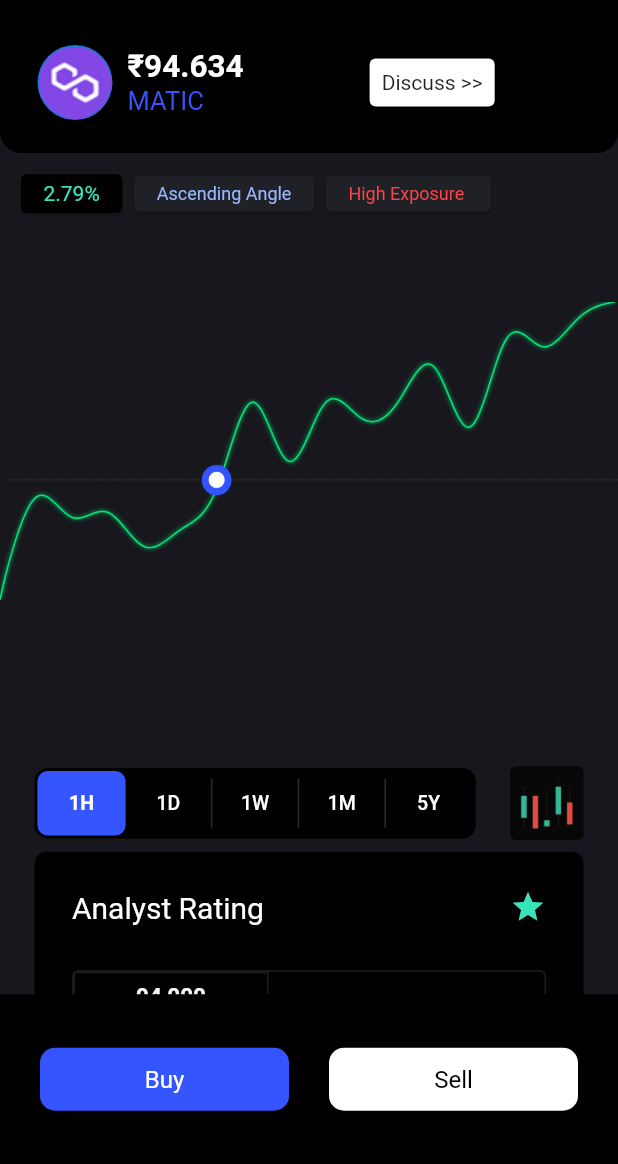
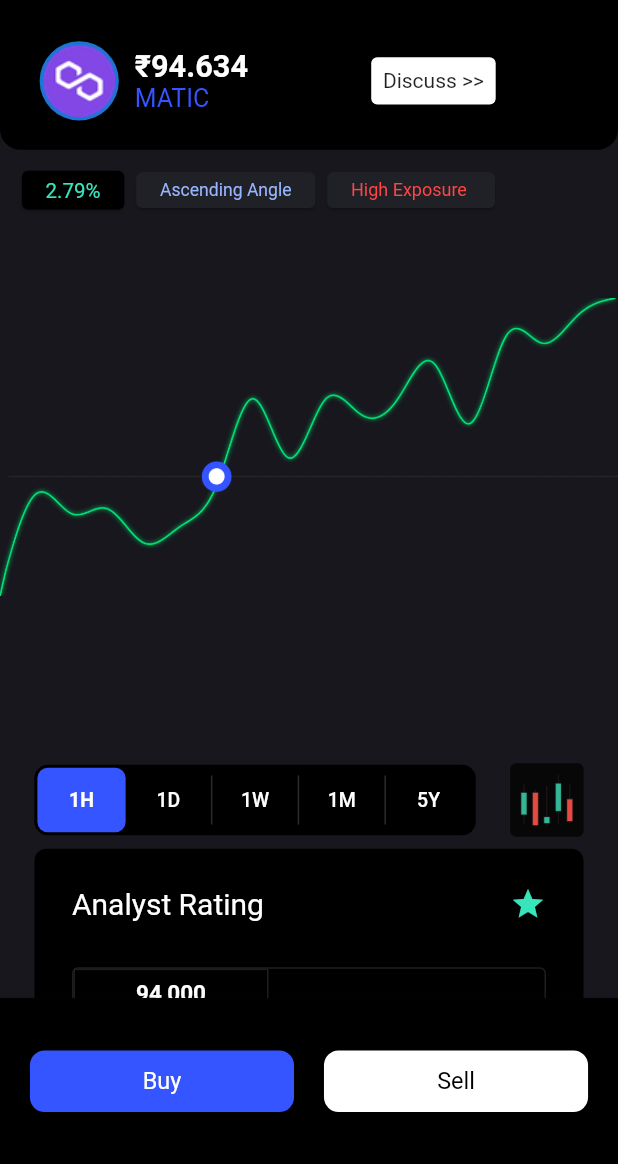
Before and after one commit to Resolute07/Assignment_onFinanace, a Flutter app: the screen it shows after launch, on a phone screen of 412 x 824 dp, the part 72-1236 px from its top. Run offline on Flutter 3.47's test engine with Material 2 defaults, Android fonts, the phone set to English and light mode, and no system bars.

Commit message:
Made UI resposive

```diff
--- a/lib/widgets/bottomappbar.dart
+++ b/lib/widgets/bottomappbar.dart
@@ -4,17 +4,19 @@
 class BottomAppBarCustom extends StatelessWidget {
   @override
   Widget build(BuildContext context) {
+    final double width = MediaQuery.of(context).size.width;
+    final double height = MediaQuery.of(context).size.height;
     return Container(
       color: Color(0xFF000000),
-      height: 113.0,
+      height: height / 7.46,
       child: Row(
         mainAxisAlignment: MainAxisAlignment.spaceEvenly,
         children: [
           Container(
-            height: 42,
-            width: 166,
+            height: height / 20.09,
+            width: width / 2.34,
             decoration: BoxDecoration(
-              borderRadius: BorderRadius.circular(10),
+              borderRadius: BorderRadius.circular(height / 84.4),
               color: AppColors.blueColor,
             ),
             child: Center(
@@ -22,16 +24,16 @@
                 'Buy',
                 style: TextStyle(
                     color: AppColors.whiteColor,
-                    fontSize: 16,
+                    fontSize: height / 52.75,
                     fontWeight: FontWeight.w400),
               ),
             ),
           ),
           Container(
-            height: 42,
-            width: 166,
+            height: height / 20.09,
+            width: width / 2.34,
             decoration: BoxDecoration(
-              borderRadius: BorderRadius.circular(10),
+              borderRadius: BorderRadius.circular(height / 84.4),
               color: AppColors.whiteColor,
             ),
             child: Center(
@@ -39,7 +41,7 @@
                 'Sell',
                 style: TextStyle(
                     color: AppColors.primaryColor,
-                    fontSize: 16,
+                    fontSize: height / 52.75,
                     fontWeight: FontWeight.w400),
               ),
             ),
--- a/lib/widgets/chart_section.dart
+++ b/lib/widgets/chart_section.dart
@@ -19,6 +19,8 @@
   int? groupValue = 0;
   @override
   Widget build(BuildContext context) {
+    final double width = MediaQuery.of(context).size.width;
+    final double height = MediaQuery.of(context).size.height;
     return Container(
       height: 448,
       child: Column(
@@ -27,18 +29,21 @@
           Row(
             children: [
               SizedBox(
-                width: 10,
+                width: width / 39,
               ),
               Card(
                 color: AppColors.primaryColor,
                 child: Padding(
-                  padding: const EdgeInsets.only(
-                      left: 15, right: 15, top: 5, bottom: 5),
+                  padding: EdgeInsets.only(
+                      left: width / 26,
+                      right: width / 26,
+                      top: height / 168.8,
+                      bottom: height / 168.8),
                   child: Text(
                     '2.79%',
                     style: TextStyle(
                       color: AppColors.cyanColor,
-                      fontSize: 14,
+                      fontSize: height / 60.28,
                     ),
                   ),
                 ),
@@ -46,20 +51,27 @@
               Card(
                 color: AppColors.cardColor,
                 child: Padding(
-                  padding: const EdgeInsets.only(
-                      left: 15, right: 15, top: 5, bottom: 5),
+                  padding: EdgeInsets.only(
+                      left: width / 26,
+                      right: width / 26,
+                      top: height / 168.8,
+                      bottom: height / 168.8),
                   child: Text(
                     isClicked ? 'Ascending Angle' : 'MA',
                     style: TextStyle(
-                        color: AppColors.lightblueColor, fontSize: 12),
+                        color: AppColors.lightblueColor,
+                        fontSize: height / 70.3),
                   ),
                 ),
               ),
               Card(
                 color: AppColors.cardColor,
                 child: Padding(
-                  padding: const EdgeInsets.only(
-                      left: 15, right: 15, top: 5, bottom: 5),
+                  padding: EdgeInsets.only(
+                      left: width / 26,
+                      right: width / 26,
+                      top: height / 168.8,
+                      bottom: height / 168.8),
                   child: Text(
                     isClicked ? 'High Exposure ' : 'RSI',
                     style: TextStyle(color: AppColors.RedColor, fontSize: 12),
@@ -79,7 +91,7 @@
               ? Row(
                   children: [
                     SizedBox(
-                      width: 270,
+                      width: width / 1.5,
                     ),
                     GestureDetector(
                       onTap: () {
--- a/lib/widgets/price_section.dart
+++ b/lib/widgets/price_section.dart
@@ -9,27 +9,29 @@
 
   @override
   Widget build(BuildContext context) {
+    final double width = MediaQuery.of(context).size.width;
+    final double height = MediaQuery.of(context).size.height;
     return Container(
-      height: 94,
+      height: height / 8.97,
       decoration: BoxDecoration(
           color: AppColors.primaryColor,
-          borderRadius: const BorderRadius.only(
-              bottomRight: Radius.circular(14),
-              bottomLeft: Radius.circular(14))),
+          borderRadius: BorderRadius.only(
+              bottomRight: Radius.circular(height / 60.28),
+              bottomLeft: Radius.circular(height / 60.28))),
       child: Row(
         children: [
-          const SizedBox(
-            width: 25,
+          SizedBox(
+            width: width / 15.6,
           ),
-          const CircleAvatar(
-            radius: 25,
+          CircleAvatar(
+            radius: width / 15.6,
             child: Image(
               fit: BoxFit.cover,
               image: AssetImage("assets/images/polygon-token.png"),
             ),
           ),
-          const SizedBox(
-            width: 10,
+          SizedBox(
+            width: width / 39,
           ),
           Column(
             mainAxisAlignment: MainAxisAlignment.center,
@@ -38,21 +40,22 @@
               Text(
                 '₹94.634',
                 style: TextStyle(
-                    fontSize: 21,
+                    fontSize: height / 40.19,
                     fontWeight: FontWeight.bold,
                     color: AppColors.whiteColor),
               ),
               Text("MATIC",
-                  style: TextStyle(fontSize: 17, color: AppColors.blueColor))
+                  style: TextStyle(
+                      fontSize: height / 49.64, color: AppColors.blueColor))
             ],
           ),
-          const SizedBox(
-            width: 80,
+          SizedBox(
+            width: height / 10.55,
           ),
           Card(
             color: AppColors.whiteColor,
             child: Padding(
-              padding: EdgeInsets.all(8.0),
+              padding: EdgeInsets.all(height / 105.5),
               child: Text('Discuss >>'),
             ),
           )
```
Also changed, not shown: lib/widgets/about_section.dart (+42 -26 lines).
